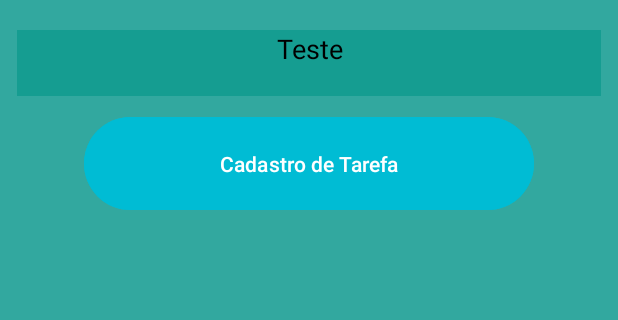
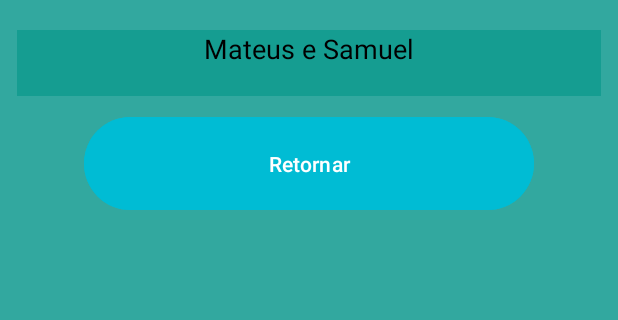
Before and after one commit to SamuelVLuz/ProvaDispositivosMoveis, an Android app: the SobreDupla screen opened directly, with no data from a screen before it, on a phone screen of 412 x 824 dp, the part 107-427 px from its top. Run offline under Robolectric (Android 15) with nearby library versions, the phone set to English and light mode, and no system bars.

Commit message:
Sobre nós
Alterações feitas em aula

```diff
--- a/app/src/main/res/layout/activity_main.xml
+++ b/app/src/main/res/layout/activity_main.xml
@@ -111,6 +111,7 @@
             android:layout_gravity="center_horizontal"
             android:backgroundTint="#00BCD4"
             android:ellipsize="middle"
+            android:onClick="sobreDupla"
             android:text="@string/botao5"
             android:textAlignment="center"
             app:iconSize="10dp" />
--- a/app/src/main/res/layout/activity_sobre_dupla.xml
+++ b/app/src/main/res/layout/activity_sobre_dupla.xml
@@ -54,7 +54,7 @@
             android:layout_height="44dp"
             android:layout_margin="10dp"
             android:background="#94009688"
-            android:text="Teste"
+            android:text="@string/student_name"
             android:textAlignment="center"
             android:textColor="#000000"
             android:textSize="18dp" />
@@ -67,7 +67,7 @@
             android:backgroundTint="#00BCD4"
             android:ellipsize="middle"
             android:onClick="telaCadastro"
-            android:text="@string/botao1"
+            android:text="@string/botaoretornar"
             android:textAlignment="center"
             app:iconSize="10dp" />
 
```
Also changed, not shown: app/src/main/java/com/example/prova1mateussamuel/SobreDupla.java (+8 -0 lines).
